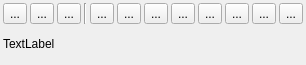
Above: src/gis/trk/IScrOptTrk.ui from Maproom/qmapshack before the change. Below: the same form after it.
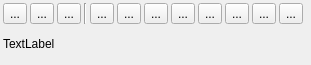
That is the form after the change. Icons and pictures are not drawn.

What changed in the file:
```diff
--- a/src/gis/trk/IScrOptTrk.ui
+++ b/src/gis/trk/IScrOptTrk.ui
@@ -6,7 +6,7 @@
    <rect>
     <x>0</x>
     <y>0</y>
-    <width>300</width>
+    <width>311</width>
     <height>65</height>
    </rect>
   </property>
```
Left out of the diff: 3 changed lines with no effect on the pictures.
